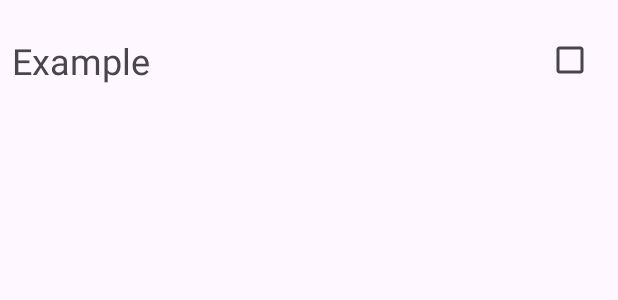
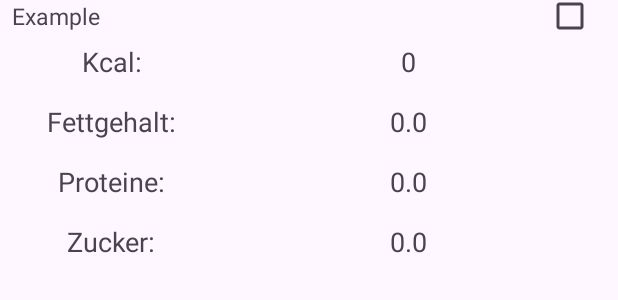
Before and after one commit to sargoschh/FSE_Landerer_AppDevelopment, an Android app: the layout item_meals.xml on its own in the app's theme, with its tools: preview values and no code run, on a phone screen of 412 x 824 dp. Shown: the top 300 px of the screen. Run offline under Robolectric (Android 15) with nearby library versions, the phone set to English and light mode, and no system bars.

Commit message:
Grobe Fehler behoben

```diff
--- a/Kalorienzaehler/app/src/main/res/layout/item_meals.xml
+++ b/Kalorienzaehler/app/src/main/res/layout/item_meals.xml
@@ -3,7 +3,7 @@
 <androidx.constraintlayout.widget.ConstraintLayout xmlns:android="http://schemas.android.com/apk/res/android"
     xmlns:app="http://schemas.android.com/apk/res-auto"
     android:layout_width="match_parent"
-    android:layout_height="80dp"
+    android:layout_height="match_parent"
     android:paddingStart="8dp"
     android:paddingEnd="8dp">
 
@@ -13,8 +13,8 @@
         android:layout_width="0dp"
         android:layout_height="wrap_content"
         android:text="Example"
-        android:textSize="24sp"
-        app:layout_constraintBottom_toBottomOf="parent"
+        android:textSize="15sp"
+
         app:layout_constraintEnd_toStartOf="@+id/cbDone"
         app:layout_constraintStart_toStartOf="parent"
         app:layout_constraintTop_toTopOf="parent" />
@@ -24,8 +24,119 @@
         android:id="@+id/cbDone"
         android:layout_width="wrap_content"
         android:layout_height="wrap_content"
-        app:layout_constraintBottom_toBottomOf="parent"
+        app:layout_constraintStart_toEndOf="@+id/tvMealTitle"
+        app:layout_constraintTop_toTopOf="parent"
         app:layout_constraintEnd_toEndOf="parent"
-        app:layout_constraintTop_toTopOf="parent" />
+        app:layout_constraintBottom_toBottomOf="@+id/tvMealTitle" />
+
+    <TableLayout
+        android:id="@+id/tblDailys"
+        android:layout_width="match_parent"
+        android:layout_height="160dp"
+        app:layout_constraintStart_toStartOf="parent"
+        app:layout_constraintTop_toBottomOf="@+id/tvMealTitle"
+        app:layout_constraintEnd_toEndOf="parent">
+
+        <TableRow
+            android:layout_width="fill_parent"
+            android:layout_height="fill_parent">
+
+            <TextView
+                android:text="@string/tvKcal1"
+                android:layout_width="0dp"
+                android:layout_height="40dp"
+                android:textSize="18sp"
+                android:gravity="center"
+                android:layout_column="1"
+                android:layout_weight="1" />
+
+            <TextView
+                android:id="@+id/tvTblKcal"
+                android:layout_width="0dp"
+                android:layout_height="40dp"
+                android:text="0"
+                android:gravity="center"
+                android:textSize="18sp"
+                android:layout_column="1"
+                android:layout_weight="2" />
+
+        </TableRow>
+
+        <TableRow
+            android:layout_width="fill_parent"
+            android:layout_height="fill_parent">
+
+            <TextView
+                android:text="@string/tvFat"
+                android:layout_width="0dp"
+                android:layout_height="40dp"
+                android:textSize="18sp"
+                android:gravity="center"
+                android:layout_column="1"
+                android:layout_weight="1" />
+
+            <TextView
+                android:id="@+id/tvTblFat"
+                android:layout_width="0dp"
+                android:layout_height="40dp"
+                android:text="0.0"
+                android:textSize="18sp"
+                android:gravity="center"
+                android:layout_column="1"
+                android:layout_weight="2" />
+
+        </TableRow>
+
+        <TableRow
+            android:layout_width="fill_parent"
+            android:layout_height="fill_parent">
+
+            <TextView
+                android:text="@string/tvProtein"
+                android:layout_width="0dp"
+                android:layout_height="40dp"
+                android:textSize="18sp"
+                android:gravity="center"
+                android:layout_column="1"
+                android:layout_weight="1" />
+
+            <TextView
+                android:id="@+id/tvTblPro"
+                android:layout_width="0dp"
+                android:layout_height="40dp"
+                android:text="0.0"
+                android:textSize="18sp"
+                android:gravity="center"
+                android:layout_column="1"
+                android:layout_weight="2" />
+
+        </TableRow>
+
+        <TableRow
+            android:layout_width="fill_parent"
+            android:layout_height="fill_parent">
+
+            <TextView
+                android:text="@string/tvSugar"
+                android:layout_width="0dp"
+                android:layout_height="40dp"
+                android:textSize="18sp"
+                android:gravity="center"
+                android:layout_column="1"
+                android:layout_weight="1" />
+
+            <TextView
+                android:id="@+id/tvTblSug"
+                android:layout_width="0dp"
+                android:layout_height="40dp"
+                android:text="0.0"
+                android:textSize="18sp"
+                android:gravity="center"
+                android:layout_column="1"
+                android:layout_weight="2" />
+
+        </TableRow>
+
+    </TableLayout>
 
 </androidx.constraintlayout.widget.ConstraintLayout>
--- a/Kalorienzaehler/app/src/main/res/values/strings.xml
+++ b/Kalorienzaehler/app/src/main/res/values/strings.xml
@@ -16,6 +16,6 @@
     <string name="tvMeals">     Gegessene Mahlzeiten</string>
     <string name="tvDelete">   Löschen   </string>
     <string name="tvMeal">Mahlzeit</string>
-    <string name="meal_details">%1$s, %2$d Kcal, %3$d Fettgehalt, %4$d Proteine, %5$d Zucker</string>
+    <string name="meal_details">%1$s, %2$d Kcal, Fett: %3$.2f, Protein: %4$.2f, Zucker: %5$.2f</string>
 
 </resources>
```
